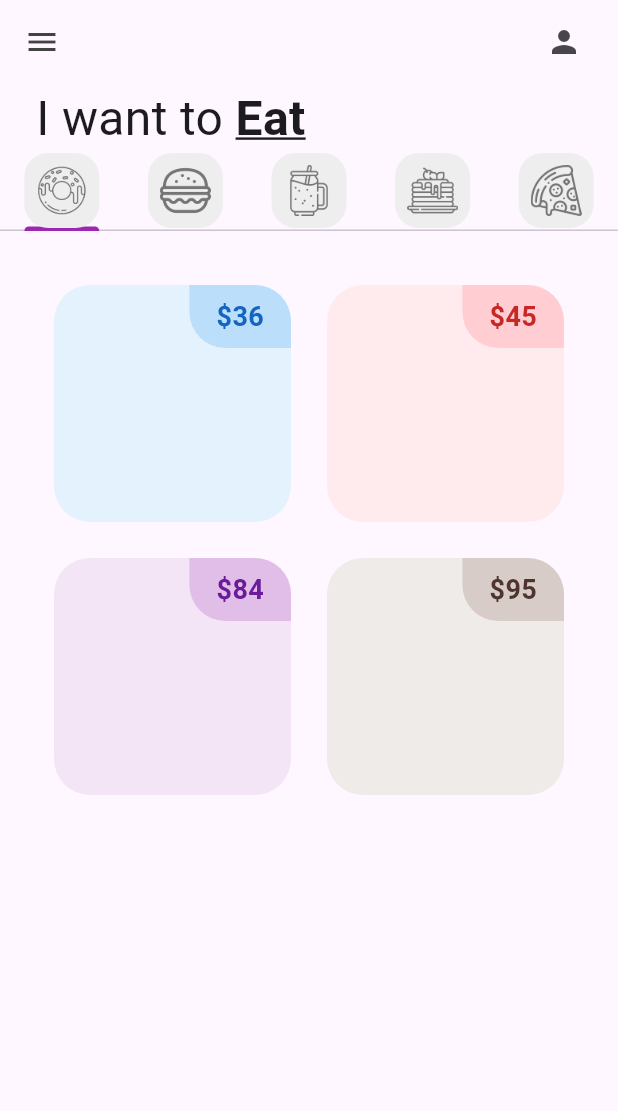
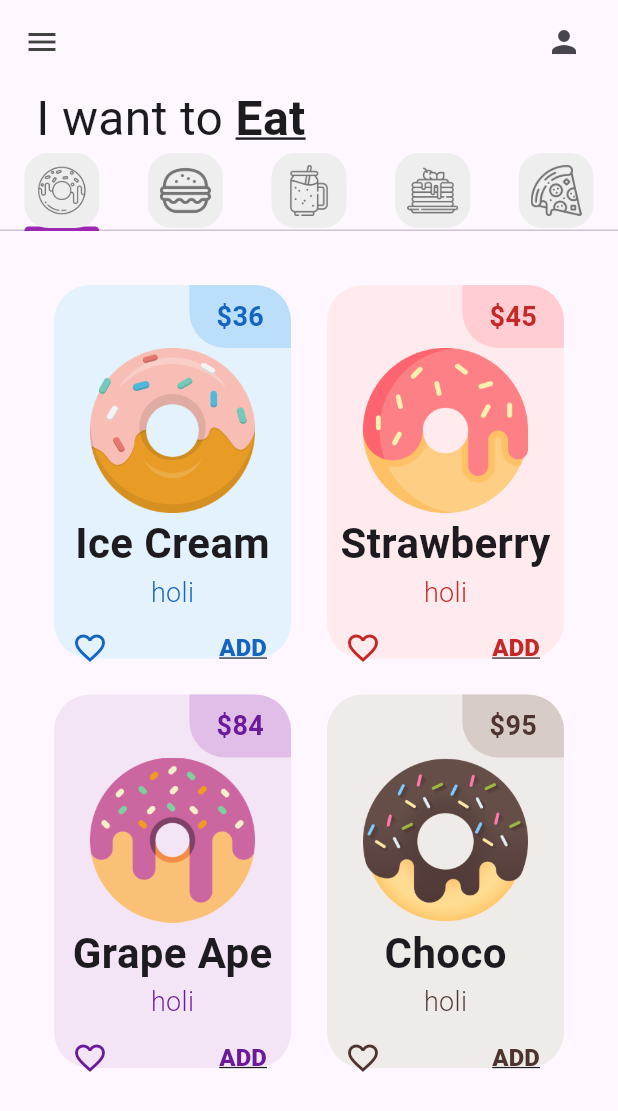
Before and after one commit to mjsb05/donut_app_4sa, a Flutter app: the screen it shows after launch, on a phone screen of 412 x 824 dp. Shown: the top 1111 px of the screen. Run offline on Flutter 3.47's test engine with Material 3 defaults, Android fonts, the phone set to English and light mode, and no system bars.

Commit message:
DonutTile Finished (my desing)

```diff
--- a/lib/tabs/donut_tab.dart
+++ b/lib/tabs/donut_tab.dart
@@ -18,8 +18,10 @@ class DonutTab extends StatelessWidget {
         //Prepa 1
         gridDelegate: SliverGridDelegateWithFixedCrossAxisCount(
             //Scroll personalizado
-            //Número de columnas
-            crossAxisCount: 2),
+            //Número de columna
+            crossAxisCount: 2,
+            childAspectRatio: 1 / 1.5),
+
         //Cuantos elementos
         itemCount: 4,
         padding: const EdgeInsets.all(24.0),
--- a/lib/utils/donut_tile.dart
+++ b/lib/utils/donut_tile.dart
@@ -41,7 +41,39 @@ class DonutTile extends StatelessWidget {
                           fontWeight: FontWeight.bold,
                           fontSize: 18)),
                 )
-              ])
+              ]),
+              Padding(
+                padding:
+                    const EdgeInsets.symmetric(horizontal: 24, vertical: 0),
+                child: Image.asset(imageName),
+              ),
+              Text(donutFlavor,
+                  style: TextStyle(
+                    fontSize: 28,
+                    fontWeight: FontWeight.bold,
+                  )),
+              Text("holi",
+                  style: TextStyle(
+                      fontSize: 18,
+                      fontWeight: FontWeight.w300,
+                      color: donutColor[800])),
+              Row(
+                mainAxisAlignment: MainAxisAlignment.spaceBetween,
+                children: [
+                  IconButton(
+                      onPressed: () {},
+                      icon: Icon(Icons.favorite_border_outlined,
+                          color: donutColor[800])),
+                  TextButton(
+                      onPressed: () {},
+                      child: Text("ADD",
+                          style: TextStyle(
+                              fontSize: 16,
+                              fontWeight: FontWeight.w800,
+                              color: donutColor[800],
+                              decoration: TextDecoration.underline))),
+                ],
+              )
             ],
           )),
     );
```
